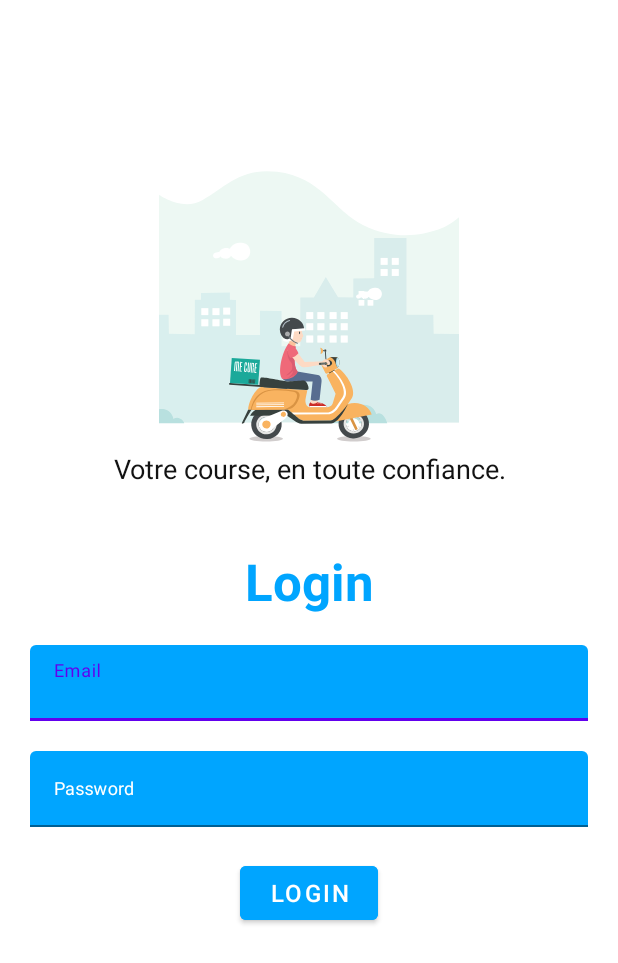
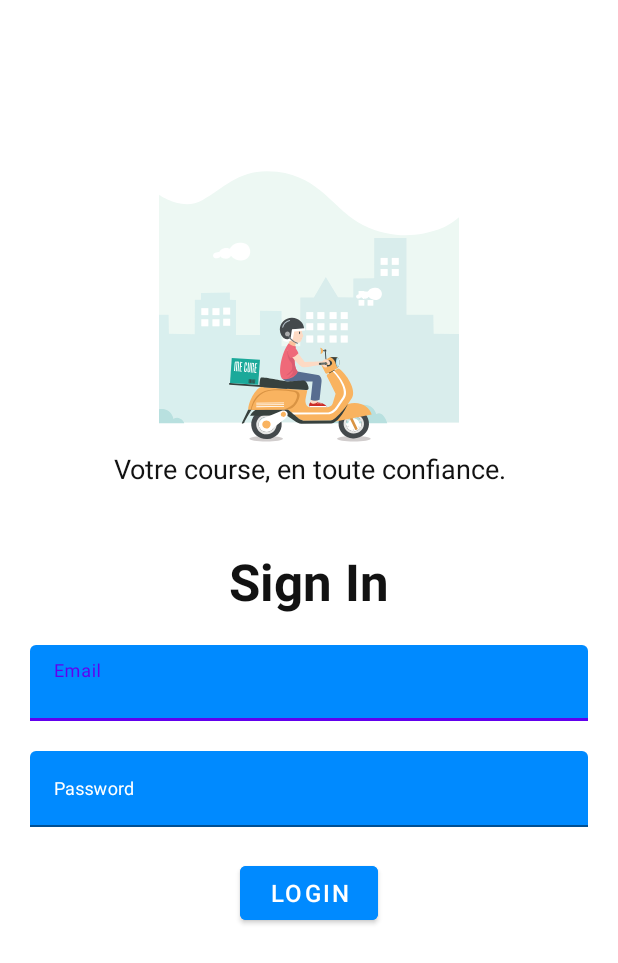
Before and after one commit to samar3-web/delivery, an Android app: the screen it shows after launch (MainActivity), on a phone screen of 412 x 824 dp. Shown: the top 963 px of the screen. Run offline under Robolectric (Android 15) with nearby library versions, the phone set to English and light mode, and no system bars; our stand-ins replace Firebase (no records; nobody signed in at launch, a user with empty details on screens opened directly).

Commit message:
Feature : Optimizing some layouts

```diff
--- a/app/src/main/res/layout/activity_main.xml
+++ b/app/src/main/res/layout/activity_main.xml
@@ -30,10 +30,14 @@
         android:padding="@dimen/loginViewsMargin">
 
         <TextView
-            style="@style/headerTextPrimary"
-            android:text="Login"
+            android:layout_height="wrap_content"
+            android:layout_width="wrap_content"
+            android:textColor="@color/colorTheme2"
+            android:text="Sign In"
             android:textSize="34sp"
-            android:layout_marginTop="@dimen/loginViewsMargin"/>
+            android:layout_marginTop="@dimen/loginViewsMargin"
+            android:textStyle="bold"
+            android:layout_gravity="center"/>
 
         <com.google.android.material.textfield.TextInputLayout
 
@@ -49,7 +53,7 @@
                 android:inputType="textEmailAddress"
                 android:maxLines="1"
                 android:hint="@string/login_email_hint"
-                android:backgroundTint="@color/primaryTextColor"
+                android:backgroundTint="@color/blue"
                 android:textColorHint="@color/white"
                 android:foregroundTint="@color/white"
                 android:drawableTint="@color/white"/>
@@ -69,7 +73,7 @@
                 android:hint="@string/login_password_hint"
                 android:maxLines="1"
                 android:inputType="textPassword"
-                android:backgroundTint="@color/primaryTextColor"
+                android:backgroundTint="@color/blue"
                 android:textColorHint="@color/white"
                 android:foregroundTint="@color/white"
                 android:drawableTint="@color/white"/>
@@ -86,7 +90,7 @@
             android:text="Login"
             android:layout_margin="20dp"
             android:paddingHorizontal="20dp"
-            android:backgroundTint="@color/primaryTextColor"
+            android:backgroundTint="@color/blue"
             android:layout_gravity="center_horizontal"
            />
 
```
